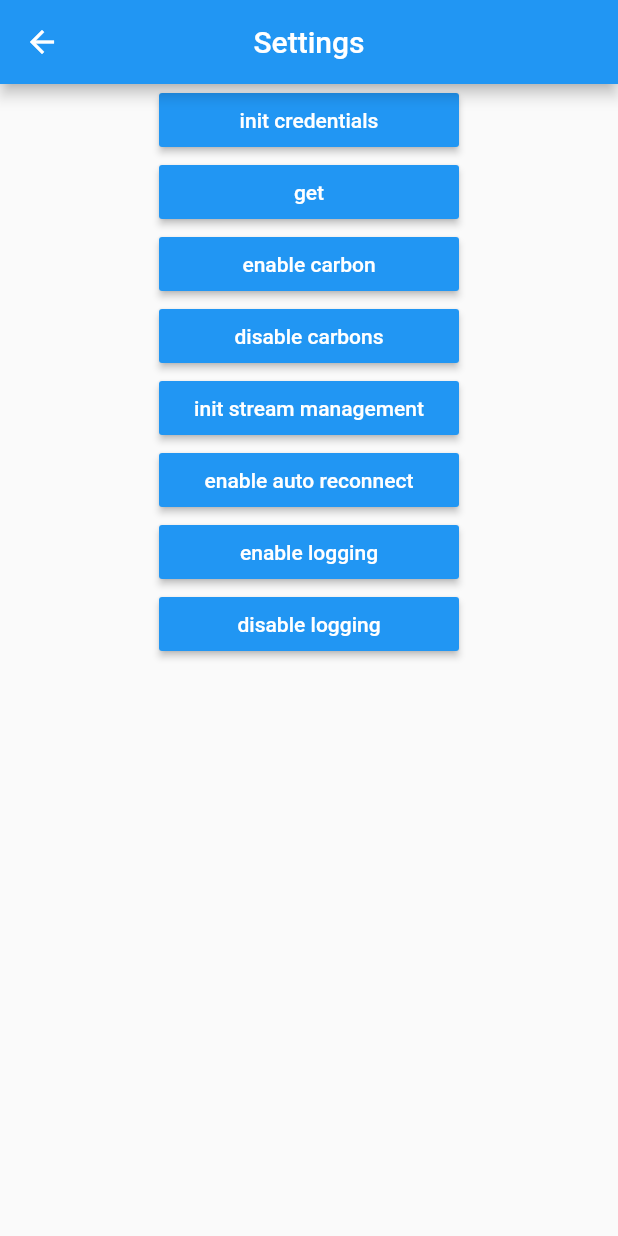
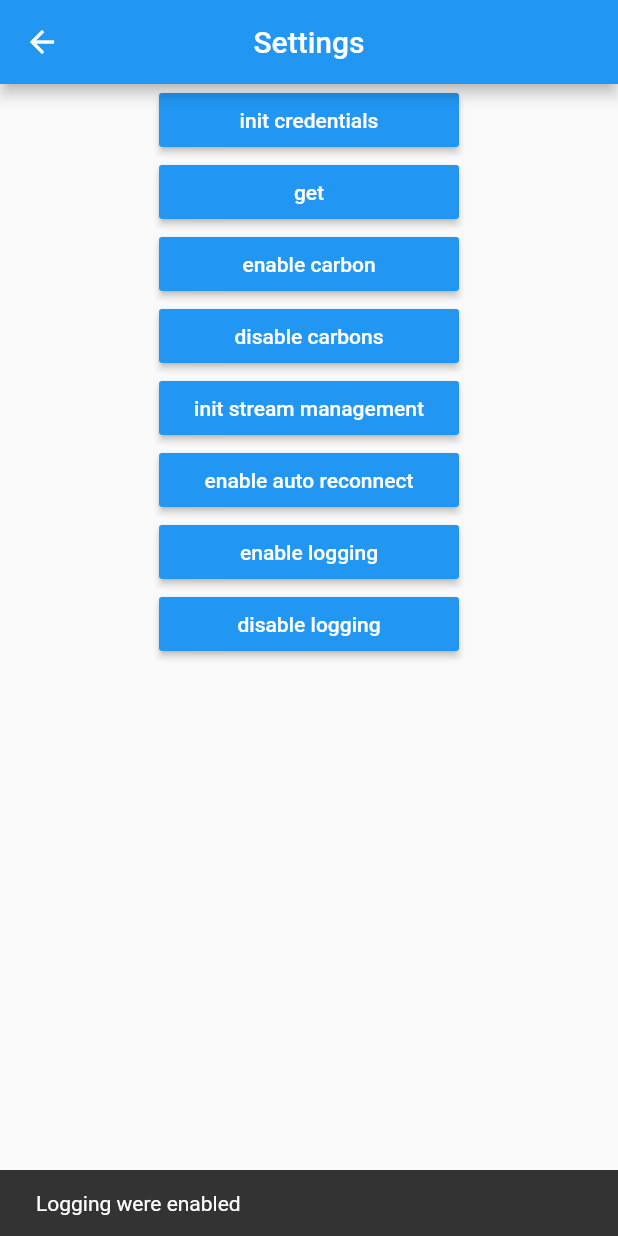
Before and after one commit to QuickBlox/quickblox-flutter-samples, a Flutter app: the SettingsScreen screen opened directly, after a tap on "enable logging", on a phone screen of 412 x 824 dp. Run offline on Flutter 3.47's test engine with Material 2 defaults, Android fonts, the phone set to English and light mode, and no system bars; our stand-ins replace connectivity, file_picker, flutter_svg, grouped_list, hive_flutter, package_info and 2 more; missing offline and left inert: quickblox_sdk; accounts and stored records are empty.

Commit message:
updated simple sample for support sd 0.12.4

```diff
--- a/simple_sample/lib/screens/settings_screen.dart
+++ b/simple_sample/lib/screens/settings_screen.dart
@@ -24,19 +24,13 @@ class _SettingsScreenState extends State<SettingsScreen> {
         body: Center(
             child: Column(children: [
           _buildButton('init credentials', () => init()),
-          _buildButton('get', () => get()),
-          _buildButton('enable carbon', () => enableCarbons()),
-          _buildButton('disable carbons', () => disableCarbons()),
-          _buildButton('init stream management', () => initStreamManagement()),
-          _buildButton('enable auto reconnect', () => enableAutoReconnect()),
-          _buildButton('enable logging', () {
-            QB.settings.enableLogging();
-            QB.settings.enableXMPPLogging();
-          }),
-          _buildButton('disable logging', () {
-            QB.settings.disableLogging();
-            QB.settings.disableXMPPLogging();
-          })
+          _buildButton('get', () => getSettings()),
+          _buildButton('enable carbon', () => _enableCarbons()),
+          _buildButton('disable carbons', () => _disableCarbons()),
+          _buildButton('init stream management', () => _initStreamManagement()),
+          _buildButton('enable auto reconnect', () => _enableAutoReconnect()),
+          _buildButton('enable logging', () => _enableLogging()),
+          _buildButton('disable logging', () => _disableLogging())
         ])));
   }
 
@@ -66,16 +60,16 @@ class _SettingsScreenState extends State<SettingsScreen> {
     }
   }
 
-  Future<void> get() async {
+  Future<void> getSettings() async {
     try {
       QBSettings? settings = await QB.settings.get();
-      SnackBarUtils.showResult(_scaffoldKey, "The credentials were loaded");
+      SnackBarUtils.showResult(_scaffoldKey, "The settings were loaded");
     } on PlatformException catch (e) {
       DialogUtils.showError(context, e);
     }
   }
 
-  Future<void> enableCarbons() async {
+  Future<void> _enableCarbons() async {
     try {
       await QB.settings.enableCarbons();
       SnackBarUtils.showResult(_scaffoldKey, "Carbon was enabled");
@@ -84,7 +78,7 @@ class _SettingsScreenState extends State<SettingsScreen> {
     }
   }
 
-  Future<void> disableCarbons() async {
+  Future<void> _disableCarbons() async {
     try {
       await QB.settings.disableCarbons();
       SnackBarUtils.showResult(_scaffoldKey, "Carbon was disabled");
@@ -93,7 +87,7 @@ class _SettingsScreenState extends State<SettingsScreen> {
     }
   }
 
-  Future<void> initStreamManagement() async {
+  Future<void> _initStreamManagement() async {
     bool autoReconnect = true;
     int MESSAGE_TIMEOUT = 3;
     try {
@@ -104,7 +98,7 @@ class _SettingsScreenState extends State<SettingsScreen> {
     }
   }
 
-  Future<void> enableAutoReconnect() async {
+  Future<void> _enableAutoReconnect() async {
     try {
       await QB.settings.enableAutoReconnect(true);
       SnackBarUtils.showResult(_scaffoldKey, "Auto reconnect was enabled");
@@ -112,4 +106,16 @@ class _SettingsScreenState extends State<SettingsScreen> {
       DialogUtils.showError(context, e);
     }
   }
+
+  Future<void> _enableLogging() async {
+    QB.settings.enableLogging();
+    QB.settings.enableXMPPLogging();
+    SnackBarUtils.showResult(_scaffoldKey, "Logging were enabled");
+  }
+
+  Future<void> _disableLogging() async {
+    QB.settings.disableLogging();
+    QB.settings.disableXMPPLogging();
+    SnackBarUtils.showResult(_scaffoldKey, "Logging were disabled");
+  }
 }
--- a/simple_sample/pubspec.yaml
+++ b/simple_sample/pubspec.yaml
@@ -8,7 +8,7 @@ environment:
 dependencies:
   flutter:
     sdk: flutter
-  quickblox_sdk: ^0.12.3
+  quickblox_sdk: ^0.12.4
   file_picker: ^5.2.3
   permission_handler: ^10.2.0
 
```
Also changed, not shown: simple_sample/lib/screens/auth_screen.dart (+33 -1 lines).
